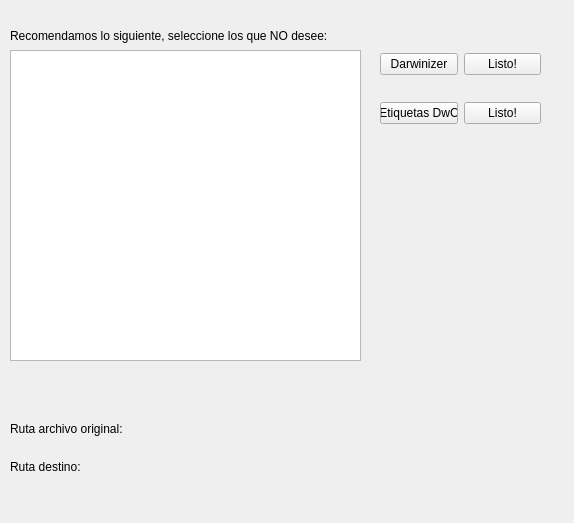
Above: GUI/uifiles/DarwinizerPopButton.ui from marcelooyaneder/Darwin-Connect before the change. Below: the same form after it.
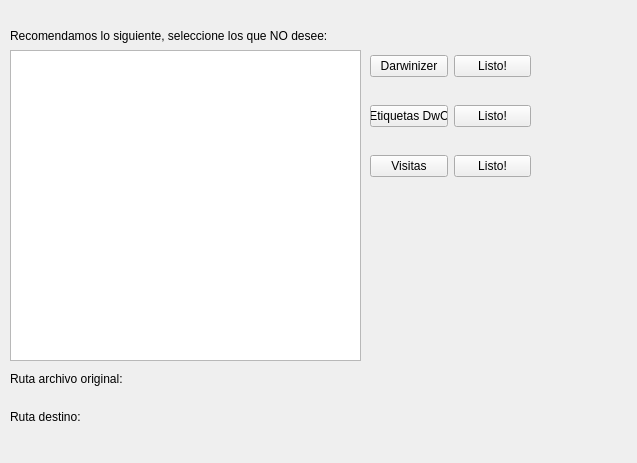
That is the form after the change.

```diff
--- a/GUI/uifiles/DarwinizerPopButton.ui
+++ b/GUI/uifiles/DarwinizerPopButton.ui
@@ -6,8 +6,8 @@
    <rect>
     <x>0</x>
     <y>0</y>
-    <width>574</width>
-    <height>523</height>
+    <width>637</width>
+    <height>463</height>
    </rect>
   </property>
   <property name="windowTitle">
@@ -40,7 +40,7 @@
    <property name="geometry">
     <rect>
      <x>10</x>
-     <y>422</y>
+     <y>372</y>
      <width>611</width>
      <height>14</height>
     </rect>
@@ -53,7 +53,7 @@
    <property name="geometry">
     <rect>
      <x>10</x>
-     <y>441</y>
+     <y>391</y>
      <width>611</width>
      <height>14</height>
     </rect>
@@ -66,7 +66,7 @@
    <property name="geometry">
     <rect>
      <x>10</x>
-     <y>479</y>
+     <y>429</y>
      <width>611</width>
      <height>14</height>
     </rect>
@@ -79,7 +79,7 @@
    <property name="geometry">
     <rect>
      <x>10</x>
-     <y>460</y>
+     <y>410</y>
      <width>611</width>
      <height>14</height>
     </rect>
@@ -88,13 +88,13 @@
     <string>Ruta destino:</string>
    </property>
   </widget>
-  <widget class="QWidget" name="">
+  <widget class="QWidget" name="layoutWidget">
    <property name="geometry">
     <rect>
-     <x>380</x>
-     <y>50</y>
+     <x>370</x>
+     <y>51</y>
      <width>161</width>
-     <height>78</height>
+     <height>131</height>
     </rect>
    </property>
    <layout class="QGridLayout" name="gridLayout">
@@ -139,6 +139,33 @@
       </property>
      </widget>
     </item>
+    <item row="3" column="0" colspan="2">
+     <spacer name="horizontalSpacer_2">
+      <property name="orientation">
+       <enum>Qt::Horizontal</enum>
+      </property>
+      <property name="sizeHint" stdset="0">
+       <size>
+        <width>148</width>
+        <height>18</height>
+       </size>
+      </property>
+     </spacer>
+    </item>
+    <item row="4" column="0">
+     <widget class="QPushButton" name="VisitorsButton">
+      <property name="text">
+       <string>Visitas</string>
+      </property>
+     </widget>
+    </item>
+    <item row="4" column="1">
+     <widget class="QPushButton" name="ReadyButton_3">
+      <property name="text">
+       <string>Listo!</string>
+      </property>
+     </widget>
+    </item>
    </layout>
   </widget>
  </widget>
```
